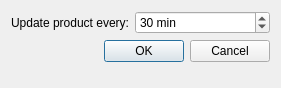
This is watch_product_dialog.ui in garrettmk/Prowler as Qt 5 draws it before an edit. The edited form follows.
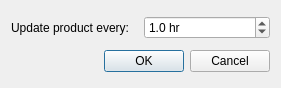
This is the edited form.

What changed in the file:
```diff
--- a/watch_product_dialog.ui
+++ b/watch_product_dialog.ui
@@ -13,28 +13,41 @@
   <property name="windowTitle">
    <string>Dialog</string>
   </property>
-  <layout class="QFormLayout" name="formLayout">
-   <item row="0" column="0">
+  <layout class="QVBoxLayout" name="verticalLayout">
+   <item>
+    <layout class="QHBoxLayout" name="horizontalLayout">
+     <item>
     <widget class="QLabel" name="label">
      <property name="text">
       <string>Update product every:</string>
      </property>
     </widget>
    </item>
-   <item row="0" column="1">
-    <widget class="QSpinBox" name="periodBox">
+     <item>
+      <widget class="QDoubleSpinBox" name="periodBox">
      <property name="suffix">
-      <string> min</string>
+        <string> hr</string>
+       </property>
+       <property name="decimals">
+        <number>1</number>
+       </property>
+       <property name="minimum">
+        <double>0.500000000000000</double>
      </property>
      <property name="maximum">
-      <number>999</number>
+        <double>24.000000000000000</double>
+       </property>
+       <property name="singleStep">
+        <double>0.500000000000000</double>
      </property>
      <property name="value">
-      <number>30</number>
+        <double>1.000000000000000</double>
      </property>
     </widget>
    </item>
-   <item row="1" column="0" colspan="2">
+    </layout>
+   </item>
+   <item>
     <widget class="QDialogButtonBox" name="buttonBox">
      <property name="orientation">
       <enum>Qt::Horizontal</enum>
```
Lines whose indentation alone changed are shown as unchanged.
